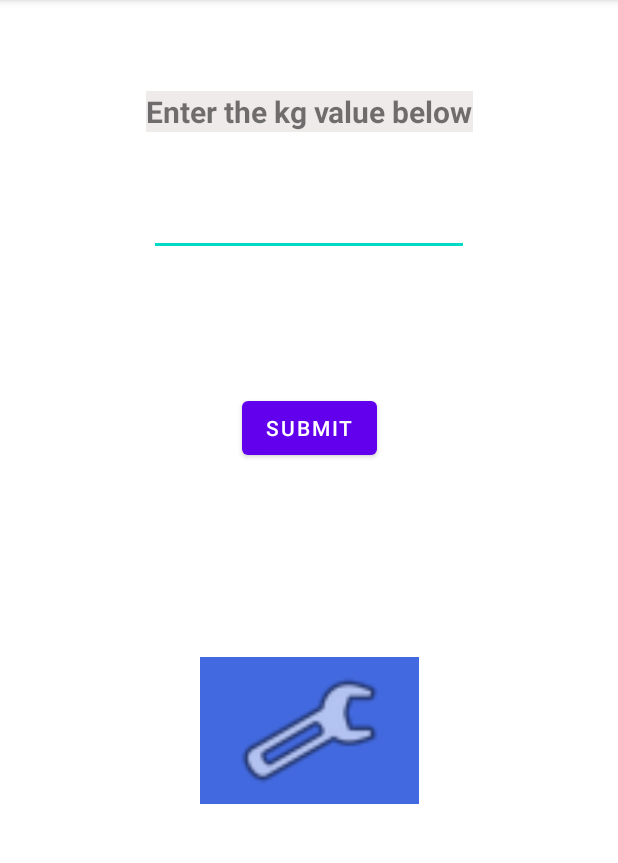
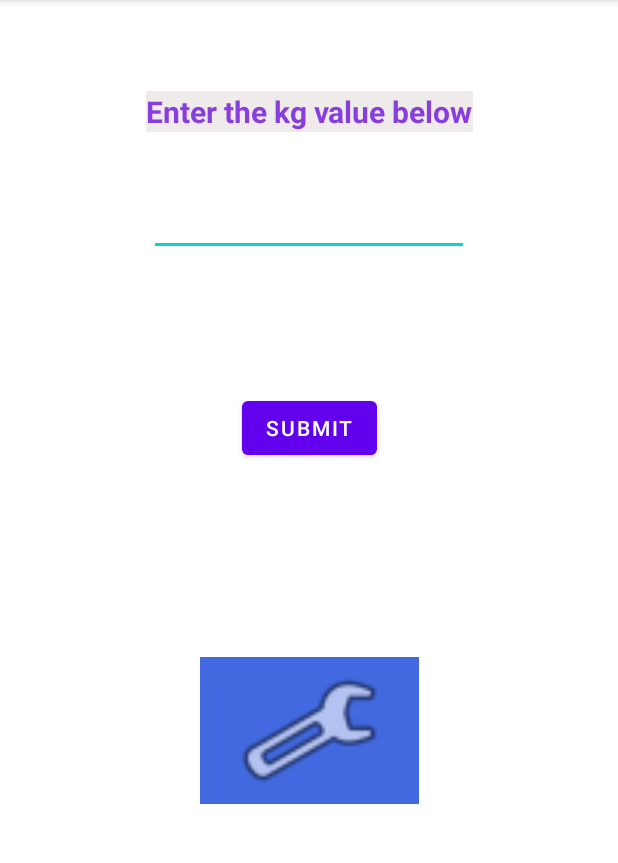
Before and after one commit to shubhamsingh0786/Unconapp, an Android app: the screen it shows after launch (MainActivity), on a phone screen of 412 x 824 dp, the part 84-947 px from its top. Run offline under Robolectric (Android 15) with nearby library versions, the phone set to English and light mode, and no system bars.

Commit message:
first commit

```diff
--- a/app/src/main/res/layout/activity_main.xml
+++ b/app/src/main/res/layout/activity_main.xml
@@ -12,6 +12,10 @@
         android:layout_height="wrap_content"
         android:background="#EFEBEB"
         android:text="Enter the kg value below"
+        android:textColor="#883DDF"
+        android:textColorHighlight="#87767D"
+        android:textColorHint="#550808"
+        android:textColorLink="@color/purple_200"
         android:textSize="20sp"
         android:textStyle="bold"
         app:layout_constraintBottom_toBottomOf="parent"
@@ -49,6 +53,9 @@
         android:id="@+id/textView5"
         android:layout_width="284dp"
         android:layout_height="52dp"
+        android:textColor="#432CC8"
+        android:textColorLink="#400A0A"
+        android:textStyle="bold"
         app:layout_constraintBottom_toTopOf="@+id/button3"
         app:layout_constraintEnd_toEndOf="parent"
         app:layout_constraintHorizontal_bias="0.5"
```
